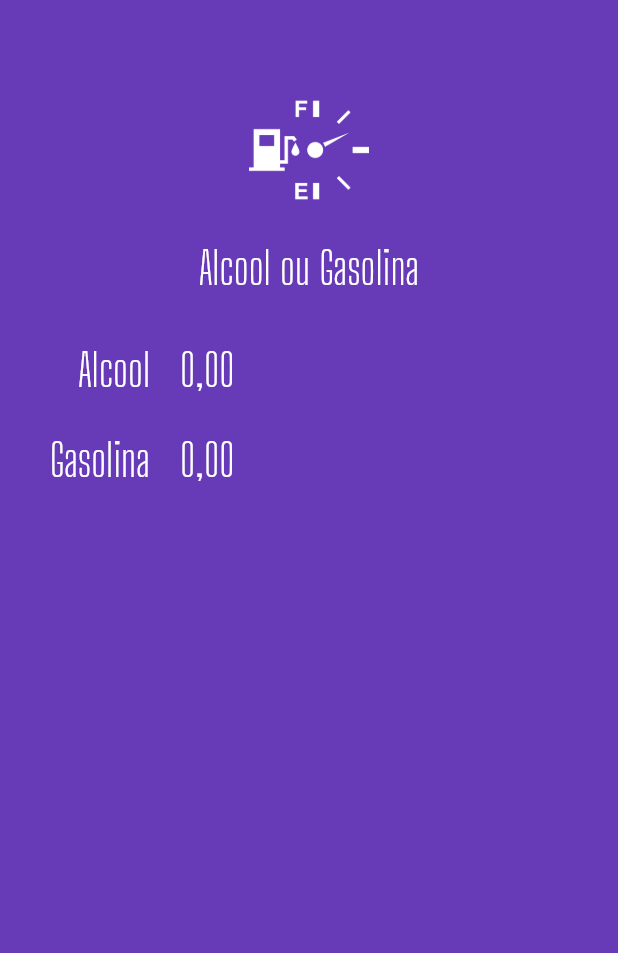
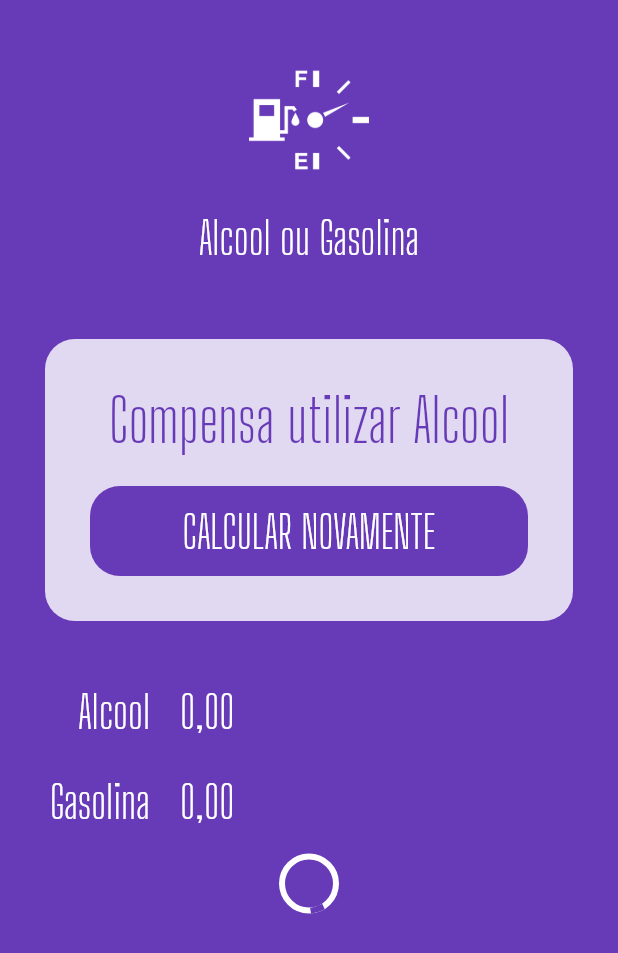
Before and after one commit to dmmaack/AulasFlutter, a Flutter app: the screen it shows after launch, on a phone screen of 412 x 824 dp. Shown: the top 953 px of the screen. Run offline on Flutter 3.47's test engine with Material 2 defaults, Android fonts, the phone set to English and light mode, and no system bars; our stand-ins replace flutter_masked_text, shared_preferences.

Commit message:
loading buttom

```diff
--- a/AlcoolOuGasolina/alcoolougasolina/lib/main.dart
+++ b/AlcoolOuGasolina/alcoolougasolina/lib/main.dart
@@ -1,4 +1,6 @@
+import 'package:alcoolougasolina/widgets/loading.button.widget.dart';
 import 'package:alcoolougasolina/widgets/logo.widget.dart';
+import 'package:alcoolougasolina/widgets/success.widget.dart';
 import 'package:flutter/material.dart';
 import 'package:flutter_masked_text/flutter_masked_text.dart';
 
@@ -21,6 +23,7 @@ class MyApp extends StatelessWidget {
 
 class HomePage extends StatelessWidget {
   var gasCtrl = new MoneyMaskedTextController();
+  var alcoolCtrl = new MoneyMaskedTextController();
 
   @override
   Widget build(BuildContext context) {
@@ -29,8 +32,15 @@ class HomePage extends StatelessWidget {
       body: ListView(
         children: <Widget>[
           Logo(),
-          Input(ctrl: gasCtrl, label: "Alcool"),
+          Success(result: "", reset: () {}),
+          Input(ctrl: alcoolCtrl, label: "Alcool"),
           Input(ctrl: gasCtrl, label: "Gasolina"),
+          LoadingButton(
+            busy: true,
+            func: () {},
+            invert: false,
+            text: "CALCULAR",
+          ),
 
           // Componente do Logo (logo.widget.dart)
         ],
--- /dev/null
+++ b/AlcoolOuGasolina/alcoolougasolina/lib/widgets/loading.button.widget.dart
@@ -0,0 +1,47 @@
+import 'package:flutter/material.dart';
+
+class LoadingButton extends StatelessWidget {
+  var busy = false;
+  var invert = false;
+  Function func;
+  var text = "";
+
+  LoadingButton({
+    @required this.busy,
+    @required this.invert,
+    @required this.func,
+    @required this.text,
+  });
+
+  @override
+  Widget build(BuildContext context) {
+    return busy
+        ? Container(
+            alignment: Alignment.center,
+            height: 50,
+            child: CircularProgressIndicator(backgroundColor: Colors.white),
+          )
+        : Container(
+            margin: EdgeInsets.fromLTRB(30, 20, 30, 20),
+            height: 60,
+            width: double.infinity,
+            decoration: BoxDecoration(
+              color: invert
+                  ? Theme.of(context).primaryColor
+                  : Colors.white.withOpacity(0.8),
+              borderRadius: BorderRadius.circular(20),
+            ),
+            child: FlatButton(
+              child: Text(
+                text,
+                style: TextStyle(
+                    color:
+                        invert ? Colors.white : Theme.of(context).primaryColor,
+                    fontSize: 30,
+                    fontFamily: "Big ShouldersDisplay Light"),
+              ),
+              onPressed: func,
+            ),
+          );
+  }
+}
--- a/AlcoolOuGasolina/alcoolougasolina/lib/widgets/logo.widget.dart
+++ b/AlcoolOuGasolina/alcoolougasolina/lib/widgets/logo.widget.dart
@@ -7,7 +7,7 @@ class Logo extends StatelessWidget {
     return Column(
       children: <Widget>[
         SizedBox(
-          height: 60,
+          height: 40,
         ),
         Image.asset(
           "assets/images/aog-white.png",
--- /dev/null
+++ b/AlcoolOuGasolina/alcoolougasolina/lib/widgets/success.widget.dart
@@ -0,0 +1,50 @@
+import 'package:flutter/cupertino.dart';
+import 'package:flutter/material.dart';
+
+import 'loading.button.widget.dart';
+
+class Success extends StatelessWidget {
+  var result = "";
+  Function reset;
+
+  Success({
+    @required this.result,
+    @required this.reset,
+  });
+
+  @override
+  Widget build(BuildContext context) {
+    return Container(
+      margin: EdgeInsets.all(30),
+      decoration: BoxDecoration(
+        color: Colors.white.withOpacity(0.8),
+        borderRadius: BorderRadius.circular(20),
+      ),
+      child: Column(
+        children: <Widget>[
+          SizedBox(
+            height: 30,
+          ),
+          Text(
+            "Compensa utilizar Alcool",
+            style: TextStyle(
+              color: Theme.of(context).primaryColor,
+              fontSize: 40,
+              fontFamily: "Big ShouldersDisplay Light",
+            ),
+            textAlign: TextAlign.center,
+          ),
+          LoadingButton(
+            busy: false,
+            func: () {},
+            invert: true,
+            text: "CALCULAR NOVAMENTE",
+          ),
+          SizedBox(
+            height: 10,
+          ),
+        ],
+      ),
+    );
+  }
+}
```
